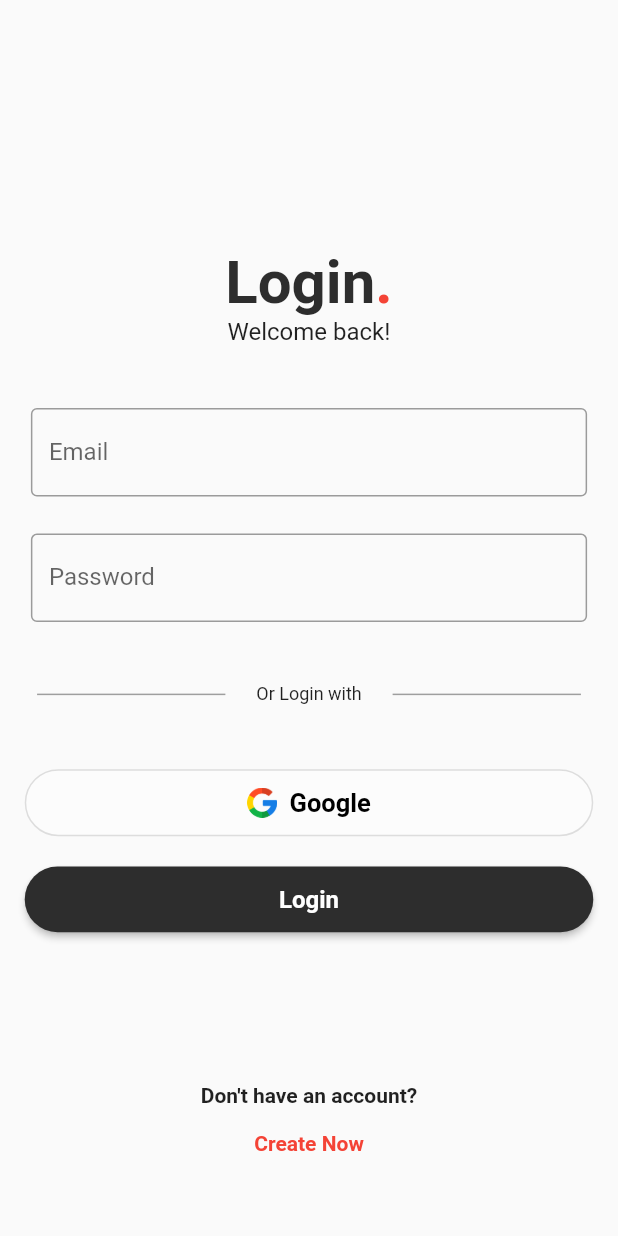
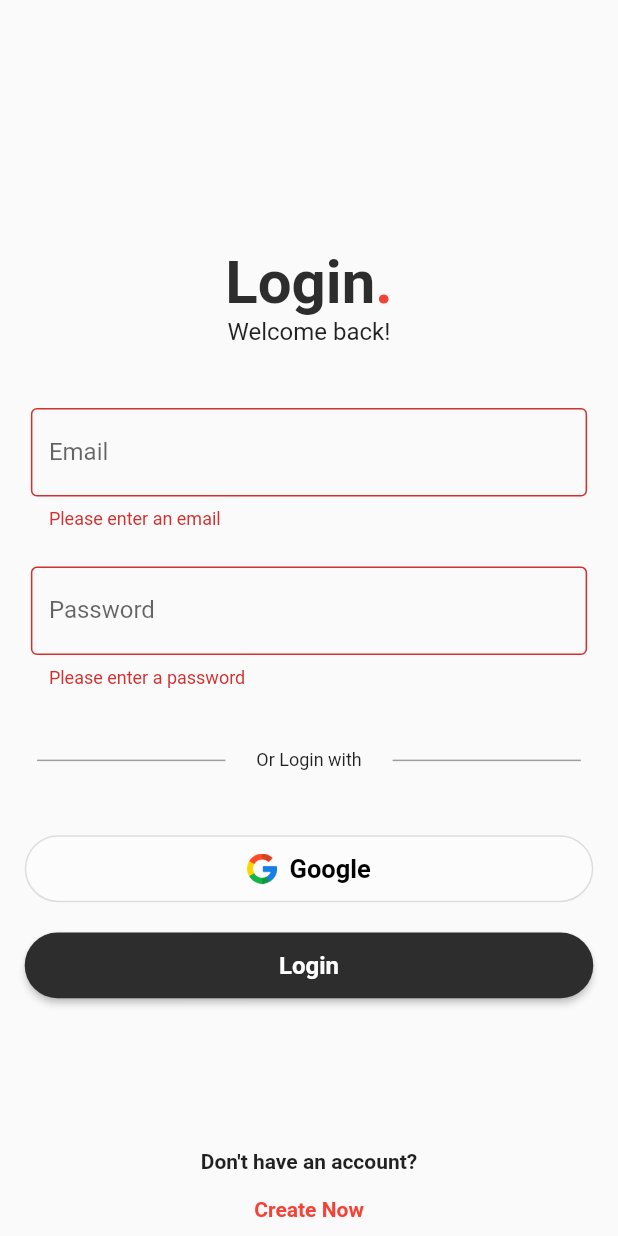
Before and after one commit to hammadalive7/fellowship_app, a Flutter app: the screen it shows after launch, after a tap on "Login", on a phone screen of 412 x 824 dp. Run offline on Flutter 3.47's test engine with Material 2 defaults, Android fonts, the phone set to English and light mode, and no system bars; our stand-ins replace get.

Commit message:
Implemented login and signup screens with form validation

```diff
--- /dev/null
+++ b/lib/constants/form_validator.dart
@@ -0,0 +1,32 @@
+import 'package:get/get.dart';
+
+class FormValidation {
+
+  String? emailValidator(String? value) {
+    if (value == null || value.isEmpty) {
+      return 'Please enter an email';
+    }
+    if (!GetUtils.isEmail(value)) {
+      return 'Please enter a valid email';
+    }
+    return null;
+  }
+
+  String? passwordValidator(String? value) {
+    if (value == null || value.isEmpty) {
+      return 'Please enter a password';
+    }
+    if (value.length < 6) {
+      return 'Password must be at least 6 characters long';
+    }
+    return null;
+  }
+
+  String? nameValidator(String? value) {
+    if (value == null || value.isEmpty) {
+      return 'Please enter your name';
+    }
+    return null;
+  }
+
+}
--- a/lib/main.dart
+++ b/lib/main.dart
@@ -1,17 +1,15 @@
 import 'package:fellowship_app/view/login_screen.dart';
 import 'package:flutter/material.dart';
+import 'package:get/get.dart';
 
-void main() {
-  runApp(const MyApp());
-}
+void main() => runApp(const MyApp());
 
 class MyApp extends StatelessWidget {
   const MyApp({super.key});
 
-  // This widget is the root of your application.
   @override
   Widget build(BuildContext context) {
-    return MaterialApp(
+    return GetMaterialApp(
       title: 'Fellowship App',
       debugShowCheckedModeBanner: false,
       theme: ThemeData(
--- a/lib/view/login_screen.dart
+++ b/lib/view/login_screen.dart
@@ -1,4 +1,8 @@
 import 'package:flutter/material.dart';
+import 'package:get/get.dart';
+import '../constants/form_validator.dart';
+import 'signup_screen.dart';
+import 'dashboard.dart';
 
 class LoginScreen extends StatefulWidget {
   const LoginScreen({super.key});
@@ -8,15 +12,29 @@ class LoginScreen extends StatefulWidget {
 }
 
 class _LoginScreenState extends State<LoginScreen> {
+  final FormValidation validation = Get.put(FormValidation());
+
+  TextEditingController emailController = TextEditingController();
+  TextEditingController passwordController = TextEditingController();
+
+  final GlobalKey<FormState> formKey = GlobalKey<FormState>();
+
+  @override
+  dispose() {
+    super.dispose();
+    emailController.dispose();
+    passwordController.dispose();
+  }
+
   @override
   Widget build(BuildContext context) {
     final double width = MediaQuery.of(context).size.width;
-    final double height= MediaQuery.of(context).size.height;
+    final double height = MediaQuery.of(context).size.height;
 
-    return  Scaffold(
+    return Scaffold(
       body: SingleChildScrollView(
         child: Padding(
-          padding: EdgeInsets.only(top: height*0.2),
+          padding: EdgeInsets.only(top: height * 0.2),
           child: Center(
             child: Column(
               mainAxisAlignment: MainAxisAlignment.center,
@@ -24,20 +42,37 @@ class _LoginScreenState extends State<LoginScreen> {
                 const Row(
                   mainAxisAlignment: MainAxisAlignment.center,
                   children: [
-                    Text('Login', style: TextStyle(fontSize: 40, fontWeight: FontWeight.bold, color: Color(0xff2D2D2D)),),
-                    Text('.', style: TextStyle(fontSize: 40, fontWeight: FontWeight.bold, color: Colors.red),),
+                    Text(
+                      'Login',
+                      style: TextStyle(
+                          fontSize: 40,
+                          fontWeight: FontWeight.bold,
+                          color: Color(0xff2D2D2D)),
+                    ),
+                    Text(
+                      '.',
+                      style: TextStyle(
+                          fontSize: 40,
+                          fontWeight: FontWeight.bold,
+                          color: Colors.red),
+                    ),
                   ],
                 ),
-                const Text('Welcome back!', style: TextStyle(fontSize: 16, fontWeight: FontWeight.normal),),
-                SizedBox(height: height*0.05,),
-
+                const Text(
+                  'Welcome back!',
+                  style: TextStyle(fontSize: 16, fontWeight: FontWeight.normal),
+                ),
+                SizedBox(height: height * 0.05),
                 Center(
                   child: Form(
+                    key: formKey,
                     child: Column(
                       children: [
                         SizedBox(
-                          width: width*0.9,
+                          width: width * 0.9,
                           child: TextFormField(
+                            controller: emailController,
+                            validator: validation.emailValidator,
                             decoration: const InputDecoration(
                               hintText: 'abc@gmail.com',
                               labelText: 'Email',
@@ -45,29 +80,25 @@ class _LoginScreenState extends State<LoginScreen> {
                             ),
                           ),
                         ),
-                        SizedBox(height: height*0.03,),
+                        SizedBox(height: height * 0.03),
                         SizedBox(
-                          width: width*0.9,
+                          width: width * 0.9,
                           child: TextFormField(
+                            controller: passwordController,
+                            validator: validation.passwordValidator,
                             obscureText: true,
                             decoration: const InputDecoration(
                               hintText: '********',
                               labelText: 'Password',
-                              border: OutlineInputBorder(
-
-                              ),
+                              border: OutlineInputBorder(),
                             ),
                           ),
                         ),
-
                       ],
-                    )
-
-                  )
+                    ),
+                  ),
                 ),
-
-                SizedBox(height: height*0.05,),
-
+                SizedBox(height: height * 0.05),
                 Row(
                   children: <Widget>[
                     Expanded(
@@ -75,32 +106,34 @@ class _LoginScreenState extends State<LoginScreen> {
                         height: 1,
                         thickness: 1,
                         color: Colors.grey,
-                        indent: width*0.06,
-                        endIndent: width*0.05,
+                        indent: width * 0.06,
+                        endIndent: width * 0.05,
                       ),
                     ),
-                    const Text('Or Login with', style: TextStyle(fontSize: 12, fontWeight: FontWeight.normal),),
+                    const Text(
+                      'Or Login with',
+                      style: TextStyle(
+                          fontSize: 12, fontWeight: FontWeight.normal),
+                    ),
                     Expanded(
                       child: Divider(
                         height: 1,
                         thickness: 1,
                         color: Colors.grey,
-                        indent: width*0.05,
-                        endIndent: width*0.06,
+                        indent: width * 0.05,
+                        endIndent: width * 0.06,
                       ),
                     ),
                   ],
                 ),
-
-                SizedBox(height: height*0.05,),
-
+                SizedBox(height: height * 0.05),
                 SizedBox(
-                  width: width*0.92,
+                  width: width * 0.92,
                   child: OutlinedButton(
-                    onPressed: (){},
+                    onPressed: () {},
                     style: ElevatedButton.styleFrom(
                       backgroundColor: Colors.white38,
-                      padding: EdgeInsets.symmetric(vertical: height*0.015),
+                      padding: EdgeInsets.symmetric(vertical: height * 0.015),
                       shape: RoundedRectangleBorder(
                         borderRadius: BorderRadius.circular(30),
                       ),
@@ -108,39 +141,69 @@ class _LoginScreenState extends State<LoginScreen> {
                     child: Row(
                       mainAxisAlignment: MainAxisAlignment.center,
                       children: [
-                        Flexible(child: Image.asset('assets/images/googleicon.png', height: 20, width: 20,)),
-                        SizedBox(width: width*0.02,),
-                         const Text('Google', style: TextStyle(fontSize: 17, fontWeight: FontWeight.bold, color: Colors.black),),
+                        Flexible(
+                          child: Image.asset(
+                            'assets/images/googleicon.png',
+                            height: 20,
+                            width: 20,
+                          ),
+                        ),
+                        SizedBox(width: width * 0.02),
+                        const Text(
+                          'Google',
+                          style: TextStyle(
+                              fontSize: 17,
+                              fontWeight: FontWeight.bold,
+                              color: Colors.black),
+                        ),
                       ],
                     ),
                   ),
                 ),
-                SizedBox(height: height*0.02,),
+                SizedBox(height: height * 0.02),
                 SizedBox(
-                  width: width*0.92,
+                  width: width * 0.92,
                   child: ElevatedButton(
-                    onPressed: (){},
+                    onPressed: () {
+                      if (formKey.currentState!.validate()) {
+                        Get.to(() => const Dashboard());
+                      }
+                    },
                     style: ElevatedButton.styleFrom(
                       backgroundColor: const Color(0xff2D2D2D),
-                      padding: EdgeInsets.symmetric(vertical: height*0.015),
+                      padding: EdgeInsets.symmetric(vertical: height * 0.015),
                       shape: RoundedRectangleBorder(
                         borderRadius: BorderRadius.circular(30),
                       ),
                     ),
-                    child: const Text('Login', style: TextStyle(fontSize: 16, fontWeight: FontWeight.bold),),
+                    child: const Text(
+                      'Login',
+                      style:
+                          TextStyle(fontSize: 16, fontWeight: FontWeight.bold),
+                    ),
                   ),
                 ),
-
-                SizedBox(height: height*0.12,),
-
-                const Text("Don't have an account?", style: TextStyle(fontSize: 14, fontWeight: FontWeight.bold),),
-                TextButton(onPressed: (){}, child: const Text("Create Now", style: TextStyle(fontSize: 14, fontWeight: FontWeight.bold, color: Colors.red),)),
-
-
+                SizedBox(height: height * 0.12),
+                const Text(
+                  "Don't have an account?",
+                  style: TextStyle(fontSize: 14, fontWeight: FontWeight.bold),
+                ),
+                TextButton(
+                  onPressed: () {
+                    Get.to(() => const SignUpScreen());
+                  },
+                  child: const Text(
+                    "Create Now",
+                    style: TextStyle(
+                        fontSize: 14,
+                        fontWeight: FontWeight.bold,
+                        color: Colors.red),
+                  ),
+                ),
               ],
             ),
           ),
-        )
+        ),
       ),
     );
   }
--- a/pubspec.yaml
+++ b/pubspec.yaml
@@ -35,6 +35,7 @@ dependencies:
   # The following adds the Cupertino Icons font to your application.
   # Use with the CupertinoIcons class for iOS style icons.
   cupertino_icons: ^1.0.2
+  get: ^4.6.5
 
 dev_dependencies:
   flutter_test:
```
Also changed, not shown: lib/constants/validators.dart (deleted, +0 -54 lines), lib/view/dashboard.dart (added, +22 -0 lines), lib/view/signup_screen.dart (added, +261 -0 lines), pubspec.lock.
